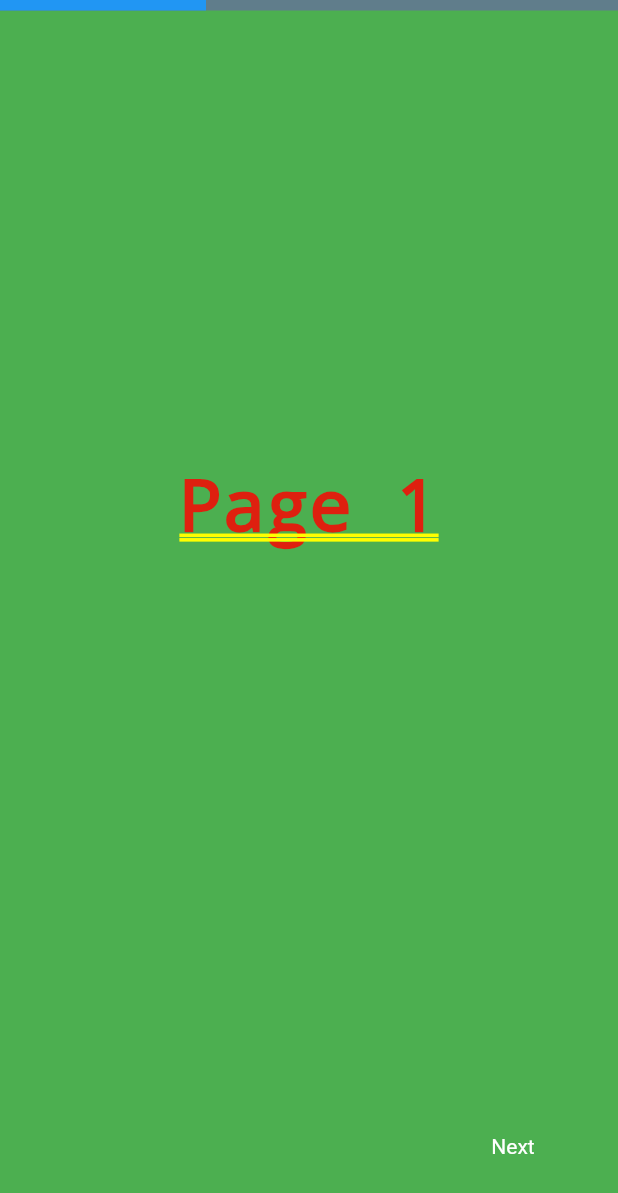
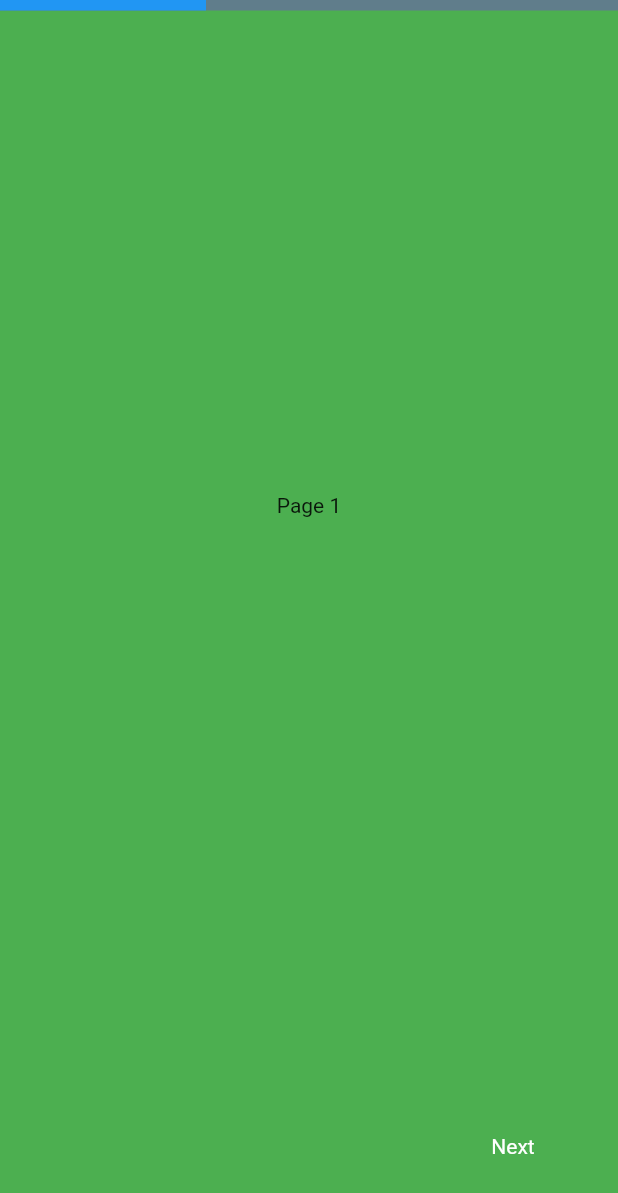
Before and after one commit to surenyonjan/page_forms, a Flutter app: the screen it shows after launch, on a phone screen of 412 x 824 dp. Shown: the top 1193 px of the screen. Run offline on Flutter 3.47's test engine with Material 2 defaults, Android fonts, the phone set to English and light mode, and no system bars.

Commit message:
use material widget scaffold to wrap page forms

```diff
--- a/lib/page_forms.dart
+++ b/lib/page_forms.dart
@@ -79,7 +79,8 @@ class PageFormsState extends State<PageForms> with SingleTickerProviderStateMixi
     final screenWidth = mediaQueryData.size.width;
     final screenHeight = mediaQueryData.size.height;
     final statusBarHeight = mediaQueryData.padding.top;
-    return SizedBox.expand(
+    return Scaffold(
+      body: SizedBox.expand(
         child: Stack(
           children: <Widget>[
             _PageControllers(
@@ -112,6 +113,7 @@ class PageFormsState extends State<PageForms> with SingleTickerProviderStateMixi
               ),
             ),
           ],
+        ),
       ),
     );
   }
```
Lines whose indentation alone changed are shown as unchanged.
